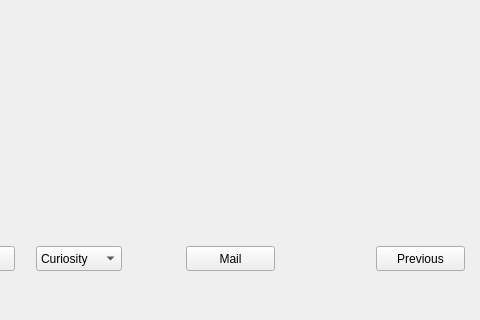
First picture: the form in base.ui, repository ivinjabraham/redeyes, before the edit; both pictures show x 204 to 684 and y 294 to 614 of the 796 by 614 pixel window.
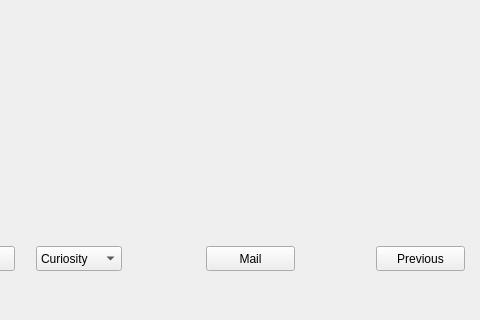
Second picture: the form after the edit.

Commit message: ADD: Functionality to mail image

Diff of the .ui file:
```diff
--- a/base.ui
+++ b/base.ui
@@ -48,7 +48,7 @@
    <widget class="QPushButton" name="pushButton_3">
     <property name="geometry">
      <rect>
-      <x>390</x>
+      <x>410</x>
       <y>540</y>
       <width>89</width>
       <height>25</height>
```
The commit also changes 2 other files.
